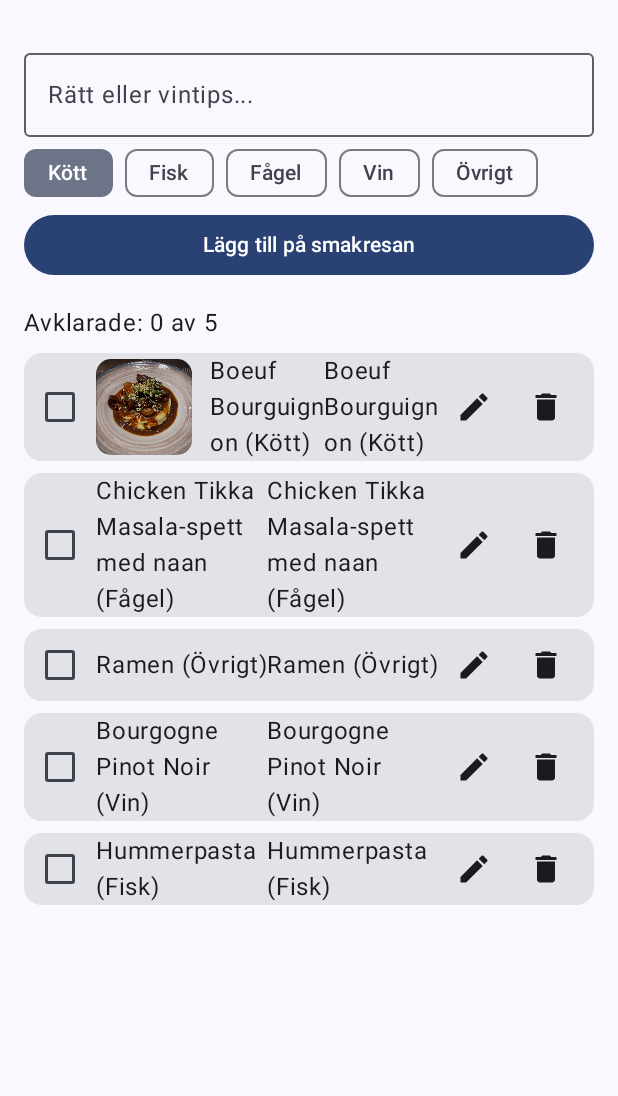
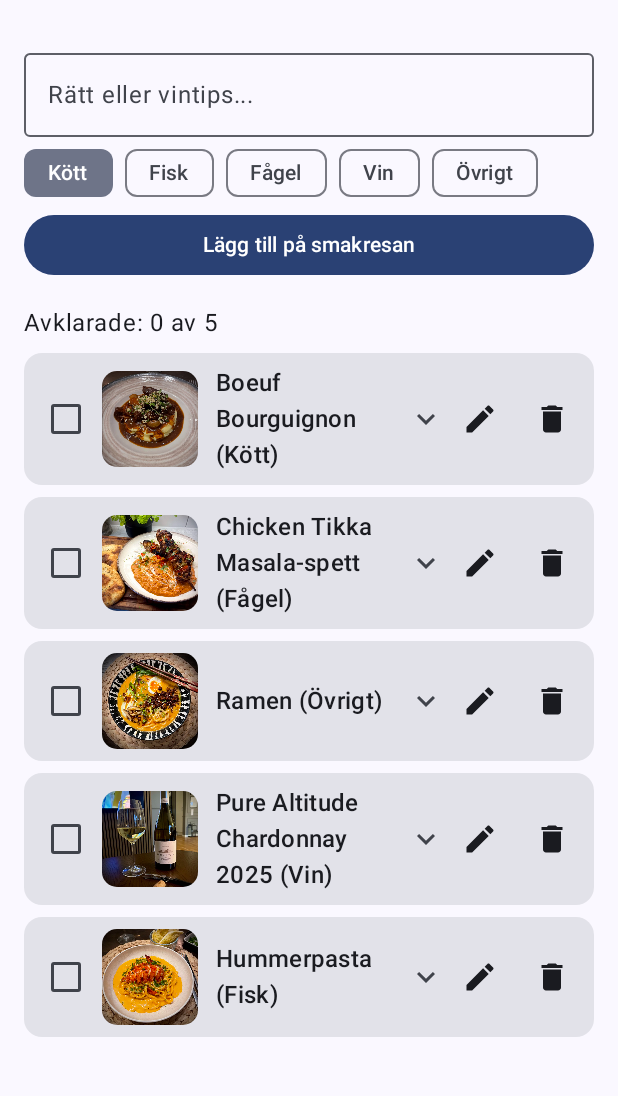
Before and after one commit to Patrikheden/Patriks.smakresa, an Android app built with Jetpack Compose: the screen it shows after launch (MainActivity), on a phone screen of 412 x 824 dp, the part 79-1175 px from its top. Run offline under Robolectric (Android 15) with nearby library versions, the phone set to English and light mode, and no system bars.

Commit message:
Fixat dubblettext och lägg till utfällbara smaknotes

```diff
--- a/app/src/main/java/com/example/patrikssmakresa/MainActivity.kt
+++ b/app/src/main/java/com/example/patrikssmakresa/MainActivity.kt
@@ -50,6 +50,8 @@ import androidx.compose.foundation.Image
 import androidx.compose.foundation.layout.size
 import androidx.compose.foundation.layout.width
 import androidx.compose.foundation.shape.RoundedCornerShape
+import androidx.compose.material.icons.filled.KeyboardArrowDown
+import androidx.compose.material.icons.filled.KeyboardArrowUp
 import androidx.compose.material3.MaterialTheme
 import androidx.compose.ui.draw.clip
 import androidx.compose.ui.geometry.CornerRadius
@@ -169,11 +171,16 @@ fun Greeting(name: String, modifier: Modifier = Modifier, viewModel: RecipeViewM
                 verticalArrangement = Arrangement.spacedBy(8.dp)
             ) {
                 items(recipes, key = { it.id }) { recipe ->
-                    Card(modifier = Modifier.fillMaxWidth()) {
+                    var isExpanded by remember { mutableStateOf(false) }
+
+                    Card(
+                        onClick = { if (recipe.notes.isNotBlank()) isExpanded = !isExpanded },
+                        modifier = Modifier.fillMaxWidth()
+                    ) {
                         Row(
                             modifier = Modifier
                                 .fillMaxWidth()
-                                .padding(end = 8.dp),
+                                .padding(vertical = 8.dp, horizontal = 4.dp),
                             verticalAlignment = Alignment.CenterVertically
                         ) {
                             Checkbox(
@@ -191,16 +198,31 @@ fun Greeting(name: String, modifier: Modifier = Modifier, viewModel: RecipeViewM
                                                 .clip(RoundedCornerShape(10.dp))
                                         )
                                         Spacer(modifier = Modifier.width(12.dp))
-                                    }
+                            }
 
+                            Column(modifier = Modifier.weight(1f)) {
                                 Text(
                                     text = "${recipe.title} (${recipe.category})",
-                                    modifier = Modifier.weight(1f)
-                            )
-                            Text(
-                                text = "${recipe.title} (${recipe.category})",
-                                modifier = Modifier.weight(1f)
-                            )
+                                    style = MaterialTheme.typography.titleMedium
+                                )
+                                if (isExpanded && recipe.notes.isNotBlank()) {
+                                    Spacer(modifier = Modifier.height(4.dp))
+                                    Text(
+
+                                        text = recipe.notes,
+                                        style = MaterialTheme.typography.bodySmall,
+                                        color = MaterialTheme.colorScheme.onSurfaceVariant
+                                    )
+                                }
+                            }
+
+                            if (recipe.notes.isNotBlank()) {
+                                Icon(
+                                    imageVector = if (isExpanded) Icons.Default.KeyboardArrowUp else Icons.Default.KeyboardArrowDown,
+                                    contentDescription = if (isExpanded) "Fäll ihop" else "Visa notering",
+                                    tint = MaterialTheme.colorScheme.onSurfaceVariant
+                                )
+                            }
                             IconButton(onClick = {
                                 editingRecipe = recipe
                                 editTitleInput = recipe.title
--- a/app/src/main/java/com/example/patrikssmakresa/RecipeViewModel.kt
+++ b/app/src/main/java/com/example/patrikssmakresa/RecipeViewModel.kt
@@ -16,24 +16,28 @@ class RecipeViewModel : ViewModel() {
                         imageResId = R.drawable.boeuf_bourguignon
             ),
             RecipeItem(
-                title = "Chicken Tikka Masala-spett med naan",
+                title = "Chicken Tikka Masala-spett",
                 category = "Fågel",
-                notes = "Marinera kyckling i yoghurt och kryddor över natten. Servera med krämig tomatsås och nygräddat naan."
+                notes = "Marinera kyckling i yoghurt och kryddor över natten. Servera med krämig tomatsås och nygräddat naan.",
+                imageResId = R.drawable.tikamasala
             ),
             RecipeItem(
                 title = "Ramen",
                 category = "Övrigt",
-                notes = "En smakrik buljong, tuggiga nudlar och den mest fantastiska ”sticky mince” (karamelliserad färs) som toppning"
+                notes = "En smakrik buljong, tuggiga nudlar och den mest fantastiska ”sticky mince” (karamelliserad färs) som toppning",
+                imageResId = R.drawable.ramen
             ),
             RecipeItem(
-                title = "Bourgogne Pinot Noir",
+                title = "Pure Altitude Chardonnay 2025",
                 category = "Vin",
-                notes = "Sval, bärig och elegant med fin syra – passar grymt bra till både fågel och lättare kötträtter."
+                notes = "En krispig, elegant och otroligt härlig chardonnay",
+                imageResId = R.drawable.vinpurealtitude
             ),
             RecipeItem(
                 title = "Hummerpasta",
                 category = "Fisk",
-                notes = "En silkeslen hummersås reducerad på skaldjursskal, morot, selleri, konjak och grädde, toppad med smörslungat hummerkött och gräslök. Ackompanjeras av rostat vitlöksbröd och ett passande vitt vin."
+                notes = "En silkeslen hummersås reducerad på skaldjursskal, morot, selleri, konjak och grädde, toppad med smörslungat hummerkött och gräslök. Ackompanjeras av rostat vitlöksbröd och ett passande vitt vin.",
+                imageResId = R.drawable.hummerpasta
             )
         )
     )
```
Also changed, not shown: app/src/main/res/drawable/hummerpasta.webp (added), app/src/main/res/drawable/ramen.webp (added), app/src/main/res/drawable/tikamasala.webp (added), app/src/main/res/drawable/vinpurealtitude.webp (added).
